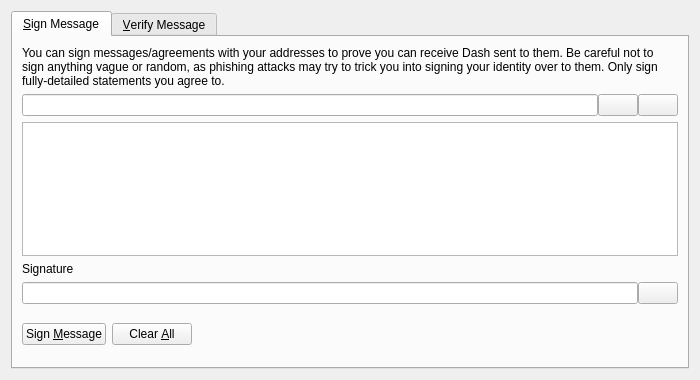
Qt form src/qt/forms/signverifymessagedialog.ui (mitisimus/sibcoin-mod) before a commit.
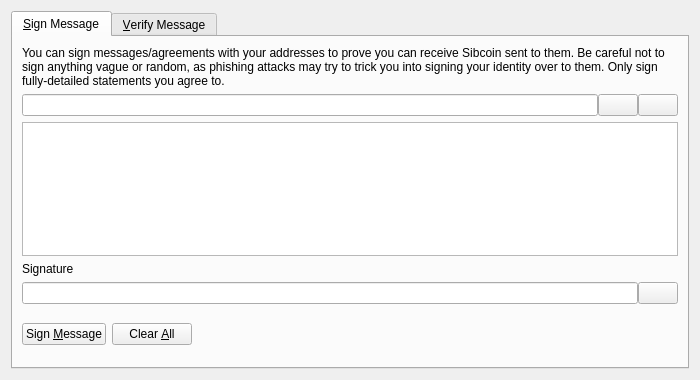
The same form after that commit. Icons and pictures are not drawn. Custom widgets are drawn as their Qt base class.

The edit to the form file:
```diff
--- a/src/qt/forms/signverifymessagedialog.ui
+++ b/src/qt/forms/signverifymessagedialog.ui
@@ -30,7 +30,7 @@
        <item>
         <widget class="QLabel" name="infoLabel_SM">
          <property name="text">
-          <string>You can sign messages/agreements with your addresses to prove you can receive Dash sent to them. Be careful not to sign anything vague or random, as phishing attacks may try to trick you into signing your identity over to them. Only sign fully-detailed statements you agree to.</string>
+          <string>You can sign messages/agreements with your addresses to prove you can receive Sibcoin sent to them. Be careful not to sign anything vague or random, as phishing attacks may try to trick you into signing your identity over to them. Only sign fully-detailed statements you agree to.</string>
          </property>
          <property name="textFormat">
           <enum>Qt::PlainText</enum>
```
